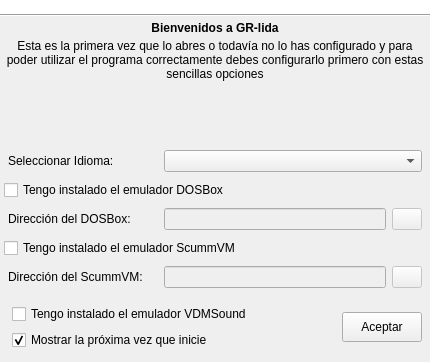
Old version of the form ui/configinicial.ui in the repository Monthy/gr-lida.
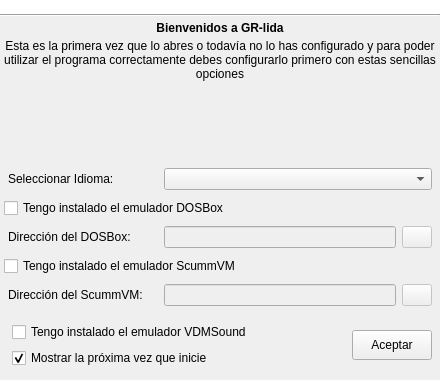
New version of the form. Icons and pictures are not drawn.

Commit message: Eliminación del tamaño máximo de configinicial.ui y aumentando su tamaño mínimo.

What changed in the file:
```diff
--- a/ui/configinicial.ui
+++ b/ui/configinicial.ui
@@ -6,20 +6,14 @@
    <rect>
     <x>0</x>
     <y>0</y>
-    <width>430</width>
-    <height>362</height>
+    <width>440</width>
+    <height>380</height>
    </rect>
   </property>
   <property name="minimumSize">
    <size>
-    <width>430</width>
-    <height>360</height>
-   </size>
-  </property>
-  <property name="maximumSize">
-   <size>
-    <width>430</width>
-    <height>362</height>
+    <width>440</width>
+    <height>380</height>
    </size>
   </property>
   <property name="windowTitle">
```
Left out of the diff: 1 changed line with no effect on the pictures.
